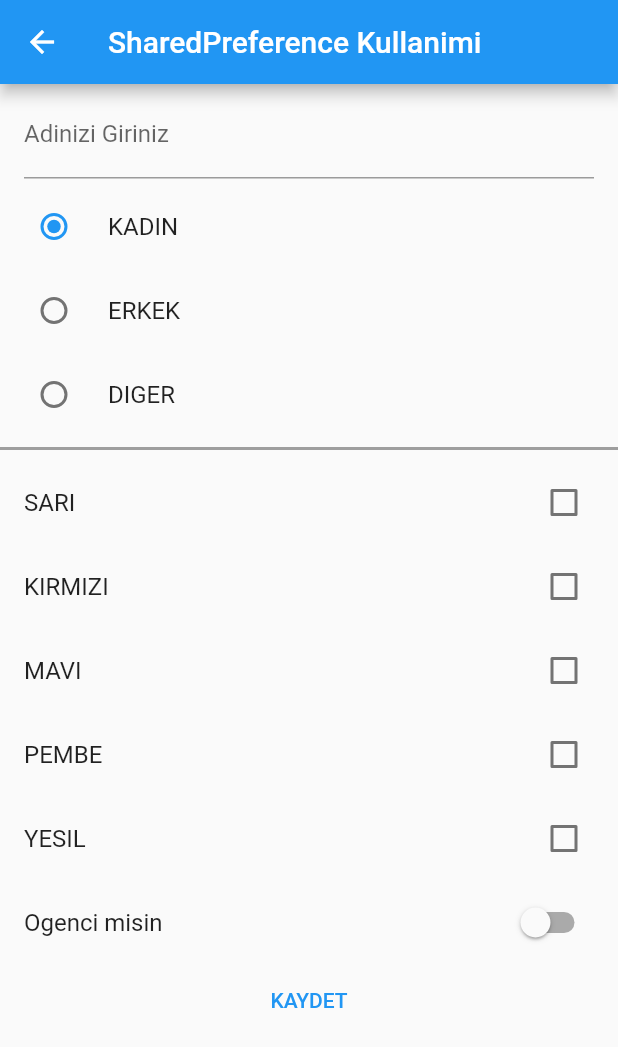
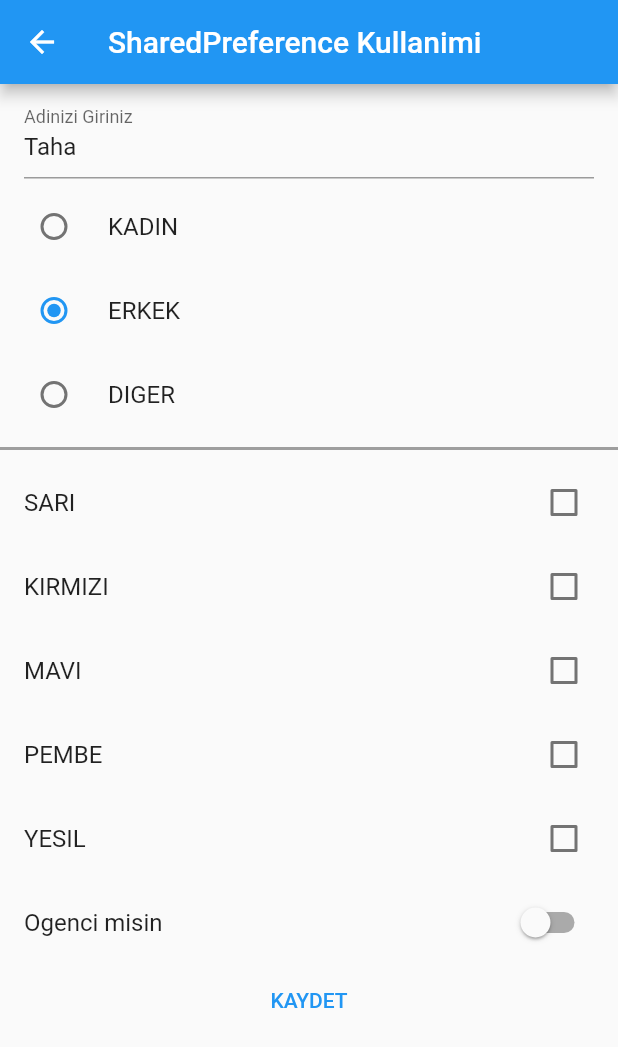
Before and after one commit to tahaturan/flutter_storage_operations_2, a Flutter app: the SharedPreferenceKullanimi screen opened directly, after a tap on "KAYDET", on a phone screen of 412 x 824 dp. Shown: the top 1047 px of the screen. Run offline on Flutter 3.47's test engine with Material 2 defaults, Android fonts, the phone set to English and light mode, and no system bars; our stand-ins replace flutter_secure_storage, shared_preferences; accounts and stored records are empty.

```diff
--- a/lib/model/my_models.dart
+++ b/lib/model/my_models.dart
@@ -1,5 +1,7 @@
 // ignore_for_file: public_member_api_docs, sort_constructors_first
 // ignore_for_file: constant_identifier_names
+
+import 'package:flutter/foundation.dart';
 
 enum Cinsiyet { KADIN, ERKEK, DIGER }
 
@@ -17,4 +19,21 @@ class UserInformation {
     required this.ogrenciMi,
   });
   //*burada kolaylik olsun diye bir kullanicibilgi sinifi olusturulduk ve constructor dan gerekli verileri istedik anasayfamizda kullanidigmiz kayitedecegimiz verileri
+
+  Map<String, dynamic> toJson() {
+    return {
+      "isim": isim,
+      "cinsiyet":
+          describeEnum(cinsiyet), //? cinsiyet ==> Cinsiyet.ERKEK ==> ERKEK
+      "renkler": renkler,
+      "ogrenciMi": ogrenciMi
+    };
+  }
+
+  UserInformation.fromJson(Map<String, dynamic> json)
+      : isim = json["isim"],
+        cinsiyet = Cinsiyet.values.firstWhere(
+            (element) => describeEnum(element).toString() == json["cinsiyet"]),
+        renkler = List<String>.from(json["renkler"]),
+        ogrenciMi = json["ogrenciMi"];
 }
--- a/lib/pages/shared_pref_kullanimi.dart
+++ b/lib/pages/shared_pref_kullanimi.dart
@@ -1,7 +1,7 @@
 import 'package:flutter/foundation.dart';
 import 'package:flutter/material.dart';
 import 'package:flutter_storage_operations_2/model/my_models.dart';
-import 'package:flutter_storage_operations_2/services/secure_stroge.dart';
+import 'package:flutter_storage_operations_2/services/file_storage.dart';
 
 class SharedPreferenceKullanimi extends StatefulWidget {
   const SharedPreferenceKullanimi({Key? key}) : super(key: key);
@@ -16,7 +16,7 @@ class _SharedPreferenceKullanimiState extends State<SharedPreferenceKullanimi> {
   List<String> secilenRenkler = [];
   var ogrenciMi = false;
   TextEditingController nameController = TextEditingController();
-  var preferenceService = SecureStorageService();
+  var preferenceService = FileStorageService();
 
   @override
   void initState() {
--- /dev/null
+++ b/lib/services/file_storage.dart
@@ -0,0 +1,40 @@
+import 'dart:convert';
+import 'dart:io';
+
+import 'package:flutter/material.dart';
+import 'package:flutter_storage_operations_2/model/my_models.dart';
+import 'package:path_provider/path_provider.dart';
+
+class FileStorageService {
+  _getFilePath() async {
+    var filePath = await getApplicationDocumentsDirectory();
+    return filePath.path;
+  }
+
+  FileStorageService() {
+    _createFile();
+  }
+
+  Future<File> _createFile() async {
+    var file = File(await _getFilePath() + "/info.json");
+    return file;
+  }
+
+  void verileriKaydet(UserInformation userInformation) async {
+    var file = await _createFile();
+    await file.writeAsString(jsonEncode(userInformation));
+  }
+
+  Future<UserInformation> verileriOku() async {
+    try {
+      var file = await _createFile();
+      var dosyaStringIcerik = await file.readAsString();
+      var json = jsonDecode(dosyaStringIcerik);
+      return UserInformation.fromJson(json);
+    } catch (e) {
+      debugPrint(e.toString());
+    }
+    return UserInformation(
+        isim: "Taha", cinsiyet: Cinsiyet.ERKEK, renkler: [], ogrenciMi: false);
+  }
+}
```
